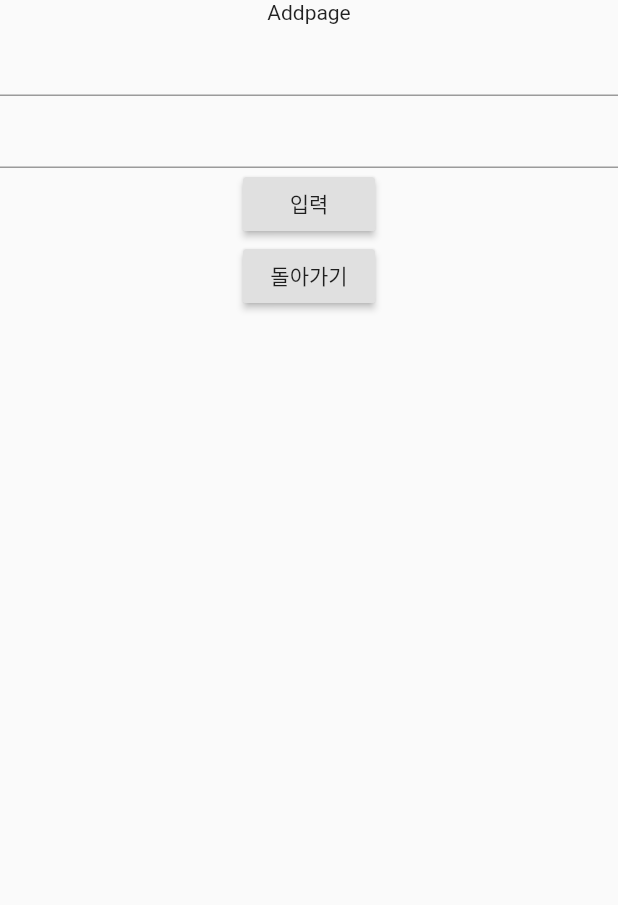
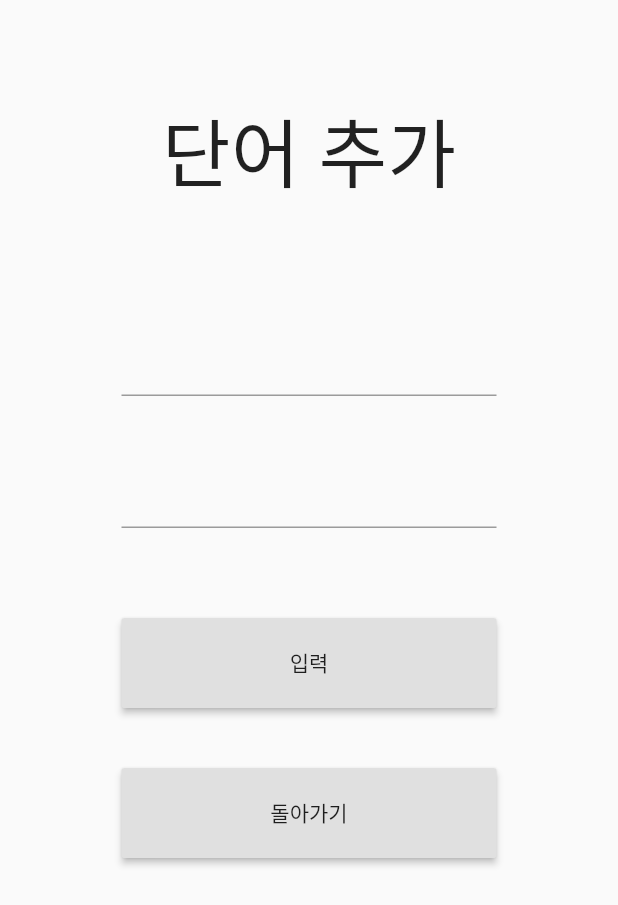
Before and after one commit to guswns8431/flutter-project, a Flutter app: the AddPage screen opened by its route, on a phone screen of 412 x 824 dp. Shown: the top 905 px of the screen. Run offline on Flutter 3.47's test engine with Material 2 defaults, Android fonts, the phone set to English and light mode, and no system bars.

Commit message:
단어추가 페이지 UI개선

```diff
--- a/lib/add-page.dart
+++ b/lib/add-page.dart
@@ -6,34 +6,70 @@ class AddPage extends StatefulWidget {
 }
 
 class _AddPageState extends State<AddPage> {
-  final TextEditingController _koreanController = TextEditingController(); //TODO: 이렇게 컨트롤러 한개씩 할당 받는 게 맞는건지
+  final TextEditingController _koreanController =
+      TextEditingController(); //TODO: 이렇게 컨트롤러 한개씩 할당 받는 게 맞는건지
   final TextEditingController _englishController = TextEditingController();
 
   @override
   Widget build(BuildContext context) {
     return Scaffold(
-        body: Column(
+        body: Center(
+      child: Column(
         children: <Widget>[
-        Text('Addpage'),
-        TextField(
+          Container(
+              width: 300,
+              height: 200,
+              child: Center(
+                  child: Text(
+                '단어 추가',
+                style: TextStyle(fontSize: 50),
+              ))),
+          Padding(
+            padding: const EdgeInsets.all(8),
+          ),
+          Container(
+            width: 250,
+            child: TextField(
               controller: _englishController,
             ),
-        TextField(
+          ),
+          Padding(
+            padding: const EdgeInsets.all(20),
+          ),
+          Container(
+            width: 250,
+            child: TextField(
               controller: _koreanController,
             ),
-        RaisedButton(
+          ),
+          Padding(
+            padding: const EdgeInsets.all(30),
+          ),
+          Container(
+            width: 250,
+            height: 60,
+            child: RaisedButton(
               child: Text('입력'),
               onPressed: () {
                 //TODO: 버튼을 누르면 디비에 입력한 단어가 전송 및 저장
               },
             ),
-        RaisedButton(
+          ),
+          Padding(
+            padding: const EdgeInsets.all(20),
+          ),
+          Container(
+            width: 250,
+            height: 60,
+            child: RaisedButton(
               child: Text('돌아가기'),
               onPressed: () {
                 Navigator.pushNamed(context, 'home');
               },
+            ),
           )
         ],
+      ),
     ));
   }
 }
```
Lines whose indentation alone changed are shown as unchanged.
